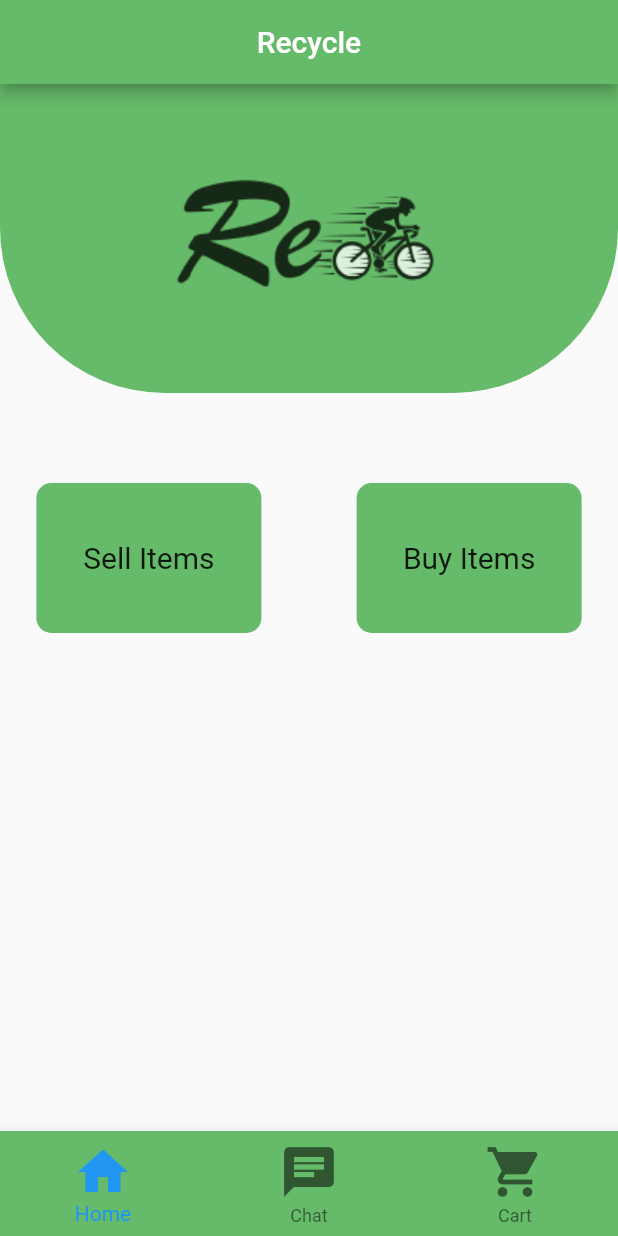
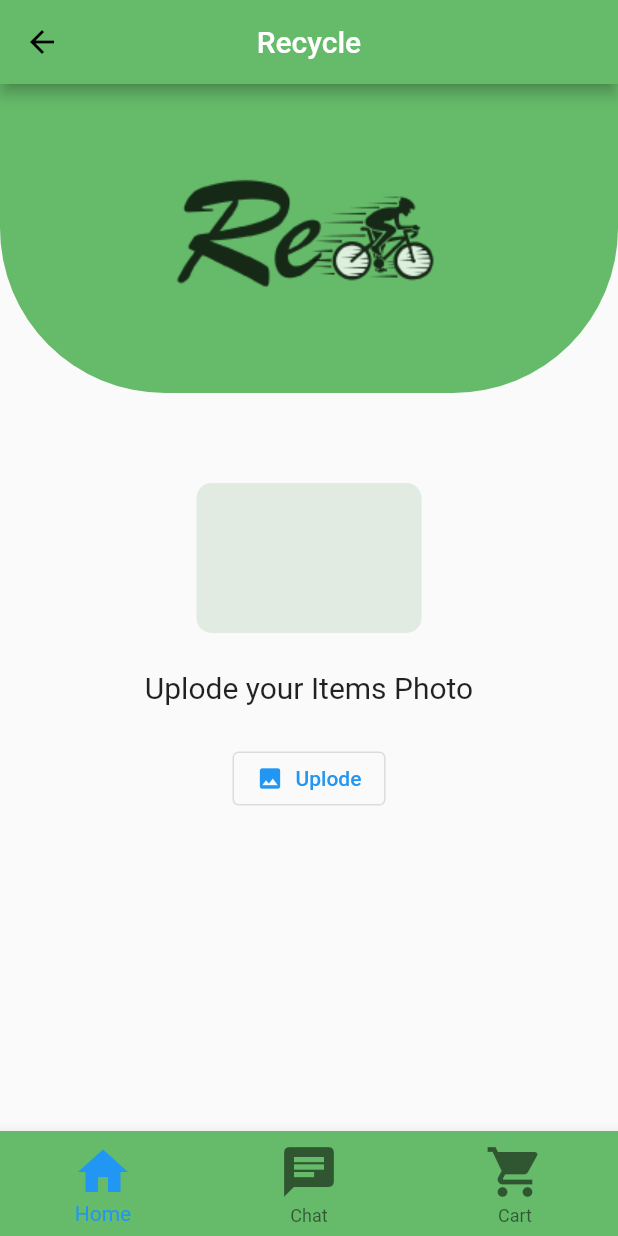
Before and after one commit to PialEbnyHabib/Recycleapp, a Flutter app: the screen it shows after launch, after a tap on "Buy Items", on a phone screen of 412 x 824 dp. Run offline on Flutter 3.47's test engine with Material 2 defaults, Android fonts, the phone set to English and light mode, and no system bars.

Commit message:
buy page

```diff
--- /dev/null
+++ b/lib/Buy Items.dart
@@ -0,0 +1,97 @@
+import 'package:flutter/material.dart';
+import 'package:recylce/Home.dart';
+import "package:recylce/Recycle Items.dart";
+
+void main() => runApp(Buyitems());
+
+class Buyitems extends StatelessWidget {
+  @override
+  Widget build(BuildContext context) {
+    return MaterialApp(
+        home: Scaffold(
+      appBar: AppBar(
+        leading: IconButton(
+          icon: Icon(Icons.arrow_back, color: Colors.black),
+          onPressed: () => Navigator.of(context).pushReplacement(
+              MaterialPageRoute(builder: (BuildContext context) => Home())),
+        ),
+        title: Text("Recycle"),
+        backgroundColor: Colors.green[400],
+        centerTitle: true,
+      ),
+      body: Column(children: <Widget>[
+        Row(
+          children: [
+            Container(
+              height: MediaQuery.of(context).size.height / 4,
+              width: MediaQuery.of(context).size.width,
+              decoration: BoxDecoration(
+                  image: DecorationImage(image: AssetImage('Images/icon.png')),
+                  color: Colors.green[400],
+                  borderRadius: BorderRadius.only(
+                    bottomLeft: Radius.circular(110),
+                    bottomRight: Radius.circular(110),
+                  )),
+            ),
+          ],
+        ),
+        SizedBox(
+          height: 60,
+        ),
+        Row(mainAxisAlignment: MainAxisAlignment.center, children: [
+          Column(children: [
+            //  Pens
+
+            InkWell(
+              child: Container(
+                height: 100,
+                width: 150,
+                decoration: BoxDecoration(
+                  color: Color.fromARGB(255, 225, 235, 226),
+                  borderRadius: BorderRadius.circular(10),
+                ),
+              ),
+              onTap: () {
+                print("ok");
+              },
+            ),
+
+            SizedBox(
+              height: 25,
+            ),
+
+            InkWell(
+              child: Center(
+                  child: Text(
+                "Uplode your Items Photo",
+                style: TextStyle(
+                  fontStyle: FontStyle.normal,
+                  fontSize: 20,
+                ),
+              )),
+            ),
+
+            SizedBox(
+              height: 25,
+            ),
+
+            // button
+            InkWell(
+              child: Center(
+                  child: OutlinedButton.icon(
+                onPressed: () {
+                  // Respond to button press
+                },
+                icon: Icon(Icons.image, size: 18),
+                label: Text("Uplode"),
+              )),
+            ),
+          ]),
+          SizedBox(
+            height: 25,
+          ),
+        ]),
+      ]),
+    ));
+  }
+}
--- a/lib/Home.dart
+++ b/lib/Home.dart
@@ -1,4 +1,5 @@
 import 'package:flutter/material.dart';
+import 'package:recylce/Buy Items.dart';
 import 'package:recylce/Sell items.dart';
 
 void main() => runApp(Home());
@@ -85,7 +86,10 @@ class Homepage extends StatelessWidget {
                     ),
                   )),
                 ),
-                onTap: () {},
+                onTap: () {
+                  Navigator.of(context).pushReplacement(MaterialPageRoute(
+                      builder: (BuildContext context) => Buyitems()));
+                },
               ),
             ],
           ),
```
